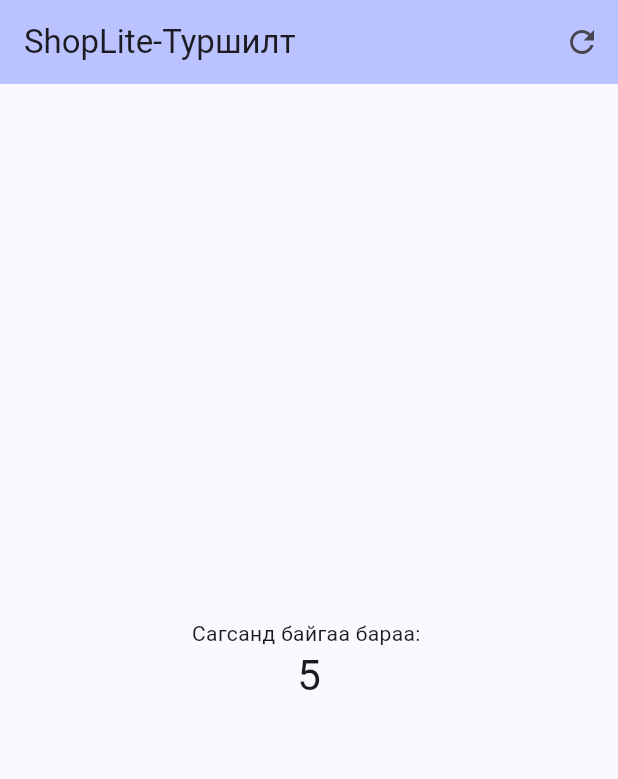
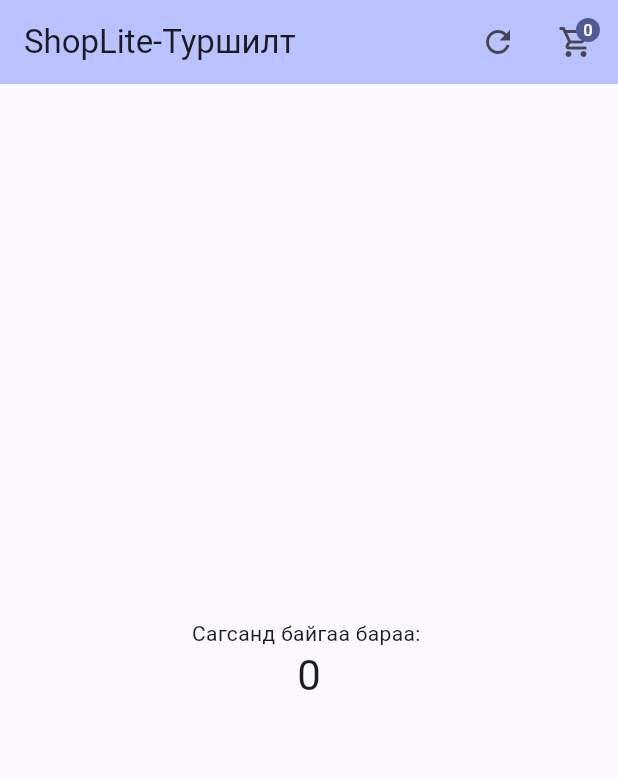
Before and after one commit to anukarary/mobile-23b1num1791, a Flutter app: the screen it shows after launch, on a phone screen of 412 x 824 dp. Shown: the top 779 px of the screen. Run offline on Flutter 3.47's test engine with Material 3 defaults, Android fonts, the phone set to English and light mode, and no system bars.

Commit message:
lab01 edit

```diff
--- a/shoplite/lib/main.dart
+++ b/shoplite/lib/main.dart
@@ -31,7 +31,7 @@ class MyHomePage extends StatefulWidget {
 }
 
 class _MyHomePageState extends State<MyHomePage> {
-  int _counter = 5;
+  int _counter = 0;
 
   void _incrementCounter() {
     setState(() {
@@ -65,6 +65,14 @@ class _MyHomePageState extends State<MyHomePage> {
             onPressed: _resetCounter,
             tooltip: 'Сагсыг цэвэрлэх',
           ),
+          Padding(
+            padding: const EdgeInsets.symmetric(horizontal: 16.0),
+            child: Badge(
+              label: Text('$_counter'),
+              backgroundColor: Theme.of(context).colorScheme.primary,
+              child: const Icon(Icons.shopping_cart_outlined),
+            ),
+          )
         ],
       ),
       body: Center(
```
Also changed, not shown: 2 other files.
